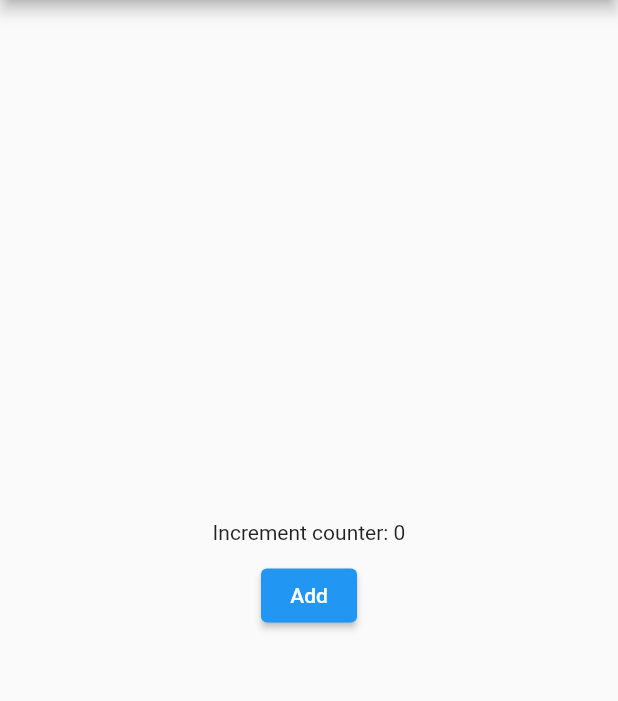
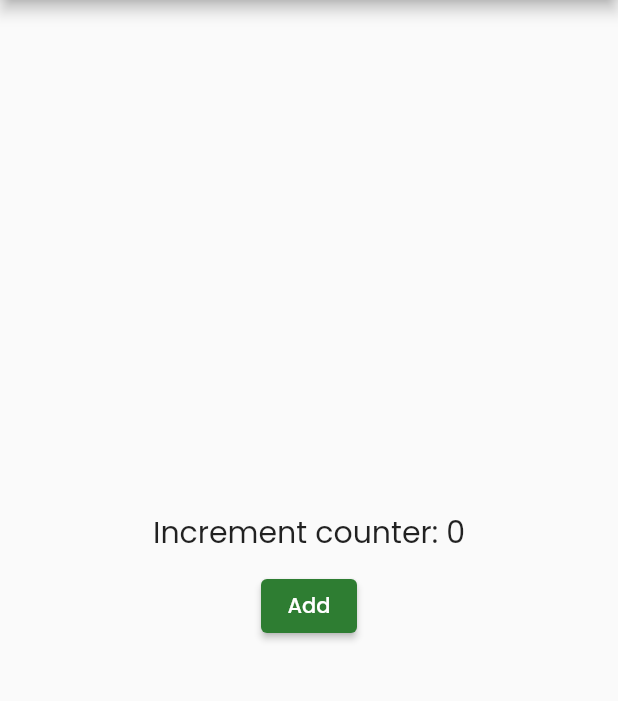
Before and after one commit to ozaenzenzen/latihan-flutter-getx2, a Flutter app: the screen it shows after launch, on a phone screen of 412 x 824 dp, the part 84-785 px from its top. Run offline on Flutter 3.47's test engine with Material 2 defaults, Android fonts, the phone set to English and light mode, and no system bars; our stand-ins replace get, google_fonts.

Commit message:
update homepage: add obx contrller

```diff
--- a/lib/homepage.dart
+++ b/lib/homepage.dart
@@ -1,4 +1,6 @@
 import 'package:flutter/material.dart';
+import 'package:flutter_getx_2/increment_controller.dart';
+import 'package:get/get.dart';
 import 'package:google_fonts/google_fonts.dart';
 
 class HomePage extends StatefulWidget {
@@ -9,6 +11,9 @@ class HomePage extends StatefulWidget {
 }
 
 class _HomePageState extends State<HomePage> {
+  final IncrementController incrementController =
+      Get.put(IncrementController());
+
   @override
   Widget build(BuildContext context) {
     return Scaffold(
@@ -25,11 +30,26 @@ class _HomePageState extends State<HomePage> {
         child: Column(
           mainAxisAlignment: MainAxisAlignment.center,
           children: [
-            const Text("Increment counter: 0"),
+            Obx(() {
+              return Text(
+                "Increment counter: ${incrementController.count.value}",
+                style: GoogleFonts.poppins(
+                  fontSize: 20,
+                ),
+              );
+            }),
             const SizedBox(height: 10),
             ElevatedButton(
-              onPressed: () {},
-              child: const Text("Add"),
+              style: ElevatedButton.styleFrom(
+                primary: Colors.green.shade800,
+              ),
+              onPressed: () {
+                incrementController.increment();
+              },
+              child: Text(
+                "Add",
+                style: GoogleFonts.poppins(),
+              ),
             ),
           ],
         ),
```
